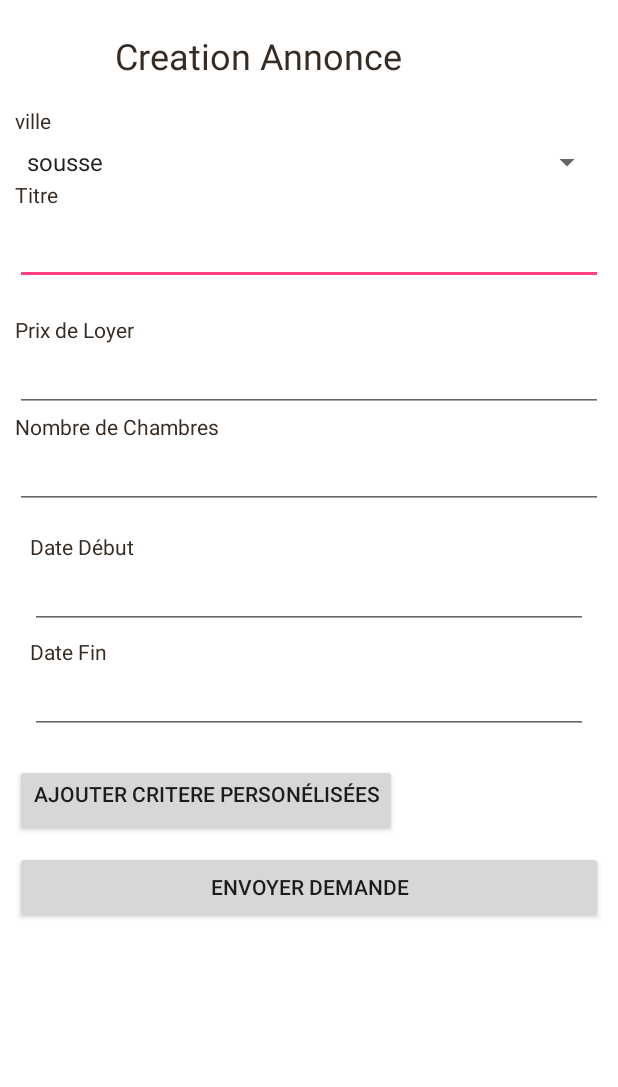
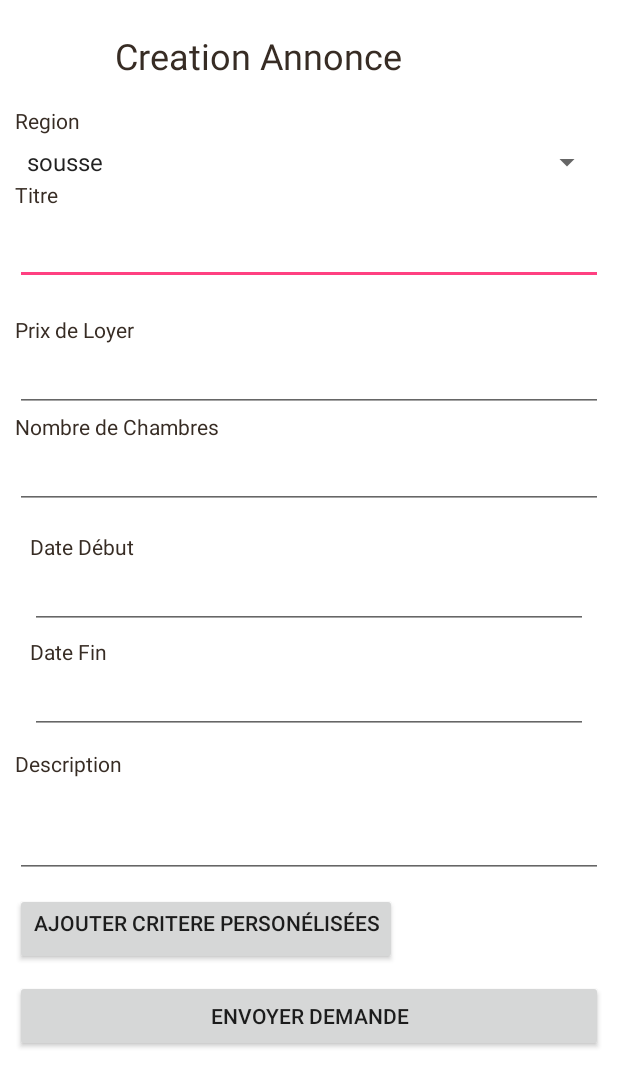
Before and after one commit to malikbenabda/colloki, an Android app: the layout layout_ajout_Annonce.xml on its own in the app's theme, with its tools: preview values and no code run, on a phone screen of 412 x 824 dp. Shown: the top 1087 px of the screen. Run offline under Robolectric (Android 15) with nearby library versions, the phone set to English and light mode, and no system bars.

Commit message:
finished add Annonce

```diff
--- a/app/src/main/AndroidManifest.xml
+++ b/app/src/main/AndroidManifest.xml
@@ -12,7 +12,7 @@
         android:label="@string/app_name"
         android:supportsRtl="true"
         android:theme="@style/AppTheme">
-        <activity android:name=".AnnonceEdit">
+        <activity android:name=".AnnonceAjout">
             <intent-filter>
                 <action android:name="android.intent.action.MAIN" />
 
--- a/app/src/main/java/trendy/coloc/entities/Image.java
+++ b/app/src/main/java/trendy/coloc/entities/Image.java
@@ -100,7 +100,7 @@ public class Image {
         Image image = new Image();
         DataTask db = new DataTask(ctx);
 
-        String methode = "getAllByIdAnnonce";
+        String methode = "getAllImagesByIdAnnonce";
 
         try {
 
@@ -141,7 +141,7 @@ public class Image {
         Image image = new Image();
         DataTask db = new DataTask(ctx);
 
-        String methode = "getOneByIdAnnonce";
+        String methode = "getOneImageByIdAnnonce";
 
         try {
 
--- a/app/src/main/java/trendy/coloc/tools/AnnonceTools.java
+++ b/app/src/main/java/trendy/coloc/tools/AnnonceTools.java
@@ -13,6 +13,7 @@ public class AnnonceTools {
 
 
     public static ArrayList<Property> tempProps = new ArrayList<Property>();
+    public static List<String> villes = Arrays.asList("sousse,", "nabel", "sfax");
 
     public final static String[] TagSuggestions = new String[]{
             "Belgium", "France", "Italy", "Germany", "Spain", "aaaa", "abbbb", "aabbb", "abbaaa"
--- a/app/src/main/res/layout/activity_annonce_edit.xml
+++ b/app/src/main/res/layout/activity_annonce_edit.xml
@@ -10,7 +10,7 @@
     android:paddingTop="@dimen/activity_vertical_margin"
     android:orientation="vertical"
 
-    tools:context="trendy.coloc.AnnonceEdit">
+    tools:context=".AnnonceAjout">
 
     <ScrollView
         android:layout_width="match_parent"
--- a/app/src/main/res/layout/layout_ajout_Annonce.xml
+++ b/app/src/main/res/layout/layout_ajout_Annonce.xml
@@ -15,8 +15,8 @@
             android:layout_width="fill_parent"
             android:layout_height="wrap_content"
             android:orientation="horizontal"
-            android:paddingTop="5dip"
-            android:paddingBottom="5dip">
+            android:paddingBottom="5dip"
+            android:paddingTop="5dip">
             <!-- Logo Start-->
 
             <!-- Logo Ends -->
@@ -27,61 +27,61 @@
             android:id="@+id/footer"
             android:layout_width="fill_parent"
             android:layout_height="90dip"
-            android:orientation="horizontal"
-            android:layout_alignParentBottom="true"></LinearLayout>
+            android:layout_alignParentBottom="true"
+            android:orientation="horizontal"></LinearLayout>
         <!-- Footer Ends -->
 
         <!-- Login Form -->
         <LinearLayout xmlns:android="http://schemas.android.com/apk/res/android"
-            android:orientation="vertical"
             android:layout_width="match_parent"
             android:layout_height="wrap_content"
-            android:padding="10dip"
+            android:layout_below="@id/header"
+            android:orientation="vertical"
 
-            android:layout_below="@id/header">
+            android:padding="10dip">
             <!--  Email Label -->
 
             <TextView
                 android:layout_width="258dp"
                 android:layout_height="50dp"
-                android:textSize="24dp"
+                android:layout_gravity="center"
+                android:text="Creation Annonce"
                 android:textColor="#372c24"
-                android:layout_gravity="center"
-                android:text="Creation Annonce" />
+                android:textSize="24dp" />
 
 
             <TextView
                 android:layout_width="fill_parent"
                 android:layout_height="wrap_content"
-                android:textColor="#372c24"
-                android:text="ville" />
+                android:text="Region"
+                android:textColor="#372c24" />
 
 
             <Spinner
                 android:id="@+id/villeSpinner"
                 android:layout_width="match_parent"
                 android:layout_height="wrap_content"
+                android:layout_marginTop="6dp"
                 android:entries="@array/villes_arrays"
-                android:layout_marginTop="6dp"
                 android:prompt="@string/villes_prompt"
-                android:spinnerMode="dialog" />
+                android:spinnerMode="dropdown" />
 
 
             <TextView
+                android:id="@+id/titre"
                 android:layout_width="wrap_content"
                 android:layout_height="wrap_content"
-                android:textColor="#372c24"
+                android:editable="false"
                 android:text="Titre"
-                android:id="@+id/titre"
-                android:editable="false" />
+                android:textColor="#372c24" />
 
             <EditText
+                android:id="@+id/titreET"
                 android:layout_width="match_parent"
                 android:layout_height="wrap_content"
+                android:layout_marginBottom="20dip"
                 android:layout_marginTop="5dip"
-                android:id="@+id/titreET"
                 android:inputType="textAutoComplete"
-                android:layout_marginBottom="20dip"
                 android:singleLine="true" />
 
             <!--  Password Label -->
@@ -89,88 +89,109 @@
             <TextView
                 android:layout_width="fill_parent"
                 android:layout_height="wrap_content"
-                android:textColor="#372c24"
-                android:text="Prix de Loyer" />
+                android:text="Prix de Loyer"
+                android:textColor="#372c24" />
 
             <!-- Login button -->
 
 
             <EditText
+                android:id="@+id/priceET"
                 android:layout_width="match_parent"
                 android:layout_height="wrap_content"
-                android:inputType="numberDecimal"
+                android:layout_gravity="center_horizontal"
                 android:ems="10"
-                android:id="@+id/priceET"
-                android:layout_gravity="center_horizontal" />
+                android:inputType="numberDecimal" />
 
             <TextView
+                android:id="@+id/textView3"
                 android:layout_width="fill_parent"
                 android:layout_height="wrap_content"
-                android:textColor="#372c24"
                 android:inputType="number"
                 android:text="Nombre de Chambres"
-                android:id="@+id/textView3" />
+                android:textColor="#372c24" />
 
             <EditText
+                android:id="@+id/chambresET"
                 android:layout_width="match_parent"
                 android:layout_height="wrap_content"
-                android:inputType="numberDecimal"
+                android:layout_gravity="center_horizontal"
                 android:ems="10"
-                android:id="@+id/chambresET"
-                android:layout_gravity="center_horizontal" />
+                android:inputType="numberDecimal" />
 
             <LinearLayout
-                android:orientation="vertical"
                 android:layout_width="match_parent"
                 android:layout_height="wrap_content"
-                android:padding="10dip"
-                android:layout_below="@id/header">
+                android:layout_below="@id/header"
+                android:orientation="vertical"
+                android:padding="10dip">
 
                 <TextView
-                    android:layout_marginTop="5dp"
+                    android:id="@+id/dateText1"
                     android:layout_width="155dp"
                     android:layout_height="wrap_content"
-                    android:textColor="#372c24"
+                    android:layout_marginTop="5dp"
                     android:text="Date Début"
 
-                    android:id="@+id/dateText1" />
+                    android:textColor="#372c24" />
 
                 <EditText
+                    android:id="@+id/dateStartET"
                     android:layout_width="match_parent"
                     android:layout_height="wrap_content"
-                    android:inputType="date"
+                    android:layout_gravity="center_horizontal"
                     android:ems="10"
-                    android:id="@+id/dateStartET"
-                    android:layout_gravity="center_horizontal" />
+                    android:inputType="date" />
 
 
                 <TextView
-                    android:layout_marginTop="5dp"
+                    android:id="@+id/dateText2"
                     android:layout_width="155dp"
 
                     android:layout_height="wrap_content"
-                    android:textColor="#372c24"
+                    android:layout_marginTop="5dp"
                     android:text="Date Fin"
 
-                    android:id="@+id/dateText2" />
+                    android:textColor="#372c24" />
 
                 <EditText
+                    android:id="@+id/dateEndET"
                     android:layout_width="match_parent"
                     android:layout_height="wrap_content"
-                    android:inputType="text"
-
-                    android:id="@+id/dateEndET"
-                    android:layout_gravity="center_horizontal" />
+                    android:layout_gravity="center_horizontal"
+                    android:inputType="text" />
 
             </LinearLayout>
 
-            <LinearLayout
-                android:orientation="vertical"
-                android:focusable="false"
+            <TextView
+                android:id="@+id/textView4"
+                android:layout_width="fill_parent"
+                android:layout_height="wrap_content"
+                android:inputType="number"
+                android:text="Description"
+                android:textColor="#372c24" />
+
+            <EditText
+                android:id="@+id/descriptionET"
                 android:layout_width="match_parent"
                 android:layout_height="wrap_content"
                 android:layout_gravity="center_horizontal"
-                android:id="@+id/optionsLayout"></LinearLayout>
+                android:gravity="top|left"
+                android:inputType="textAutoComplete|textMultiLine"
+                android:singleLine="false"
+
+                android:minLines="2"
+                android:scrollbars="vertical" />
+
+            <LinearLayout
+                android:id="@+id/optionsLayout"
+                android:layout_width="match_parent"
+                android:layout_height="wrap_content"
+                android:layout_gravity="center_horizontal"
+                android:focusable="false"
+                android:orientation="vertical">
+
+            </LinearLayout>
 
             <Button
                 android:id="@+id/btnAddCriterias"
--- a/app/src/main/res/values/strings.xml
+++ b/app/src/main/res/values/strings.xml
@@ -1,4 +1,5 @@
 <resources>
     <string name="app_name">Coloc</string>
-    <string name="villes_prompt">Nabeul</string>
+    <string name="villes_prompt">Region</string>
+
 </resources>
```
Also changed, not shown: app/src/main/java/trendy/coloc/AnnonceAjout.java (added, +272 -0 lines), app/src/main/java/trendy/coloc/AnnonceEdit.java (deleted, +0 -172 lines), app/src/main/java/trendy/coloc/entities/Annonce.java (+4 -4 lines), app/src/main/java/trendy/coloc/entities/Property.java (+22 -0 lines), app/src/main/java/trendy/coloc/tools/SaveSharedPreference.java (added, +56 -0 lines), 1 other file.
